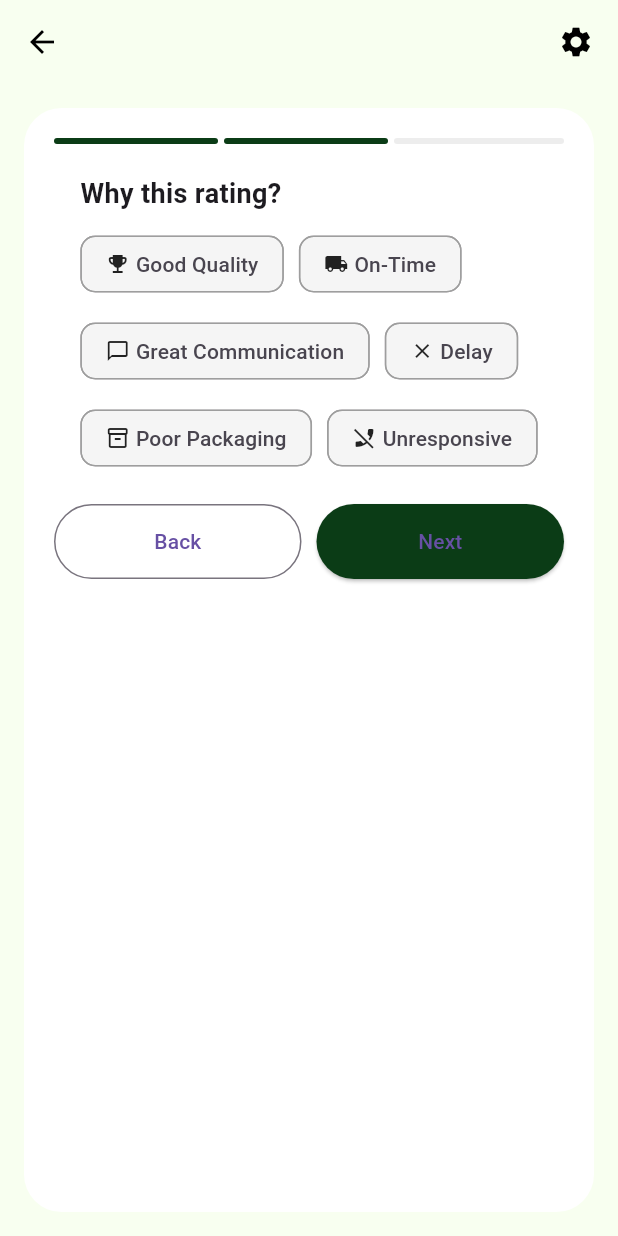
After one commit to TharinduMahesh/TFSMS_NextGenNerds, a Flutter app: the FeedbackPage screen opened by its route, after a tap on the "star border" icon, after a tap on "Next", on a phone screen of 412 x 824 dp. The commit adds this screen. Run offline on Flutter 3.47's test engine with Material 3 defaults, Android fonts, the phone set to English and light mode, and no system bars; our stand-ins replace flutter_form_builder.

Commit message:
feedback page

```diff
--- /dev/null
+++ b/tfsms_app_frontend/lib/pages/feedback_page.dart
@@ -0,0 +1,238 @@
+import 'package:flutter/material.dart';
+
+class FeedbackPage extends StatefulWidget {
+  const FeedbackPage({super.key});
+
+  @override
+  State<FeedbackPage> createState() => _FeedbackPageState();
+}
+
+class _FeedbackPageState extends State<FeedbackPage> {
+  int _currentStep = 0;
+
+  double _rating = 0;
+  final List<String> _selectedTags = [];
+  final TextEditingController _commentController = TextEditingController();
+
+  final List<_Tag> _tags = const [
+    _Tag(icon: Icons.emoji_events, label: 'Good Quality'),
+    _Tag(icon: Icons.local_shipping, label: 'On-Time'),
+    _Tag(icon: Icons.chat_bubble_outline, label: 'Great Communication'),
+    _Tag(icon: Icons.clear, label: 'Delay'),
+    _Tag(icon: Icons.inventory_2_outlined, label: 'Poor Packaging'),
+    _Tag(icon: Icons.phone_disabled, label: 'Unresponsive'),
+  ];
+
+  void _toggleTag(String tag) {
+    setState(() {
+      _selectedTags.contains(tag)
+          ? _selectedTags.remove(tag)
+          : _selectedTags.add(tag);
+    });
+  }
+
+  void _nextStep() {
+    if (_currentStep < 2) {
+      setState(() {
+        _currentStep++;
+      });
+    } else {
+      _submitFeedback();
+    }
+  }
+
+  void _prevStep() {
+    if (_currentStep > 0) {
+      setState(() {
+        _currentStep--;
+      });
+    }
+  }
+
+  void _submitFeedback() {
+    final feedback = {
+      'rating': _rating,
+      'tags': _selectedTags,
+      'comment': _commentController.text,
+    };
+
+    print('Submitted Feedback: $feedback');
+
+    // Navigate to home page (root of stack)
+    Navigator.popUntil(context, (route) => route.isFirst);
+  }
+
+  @override
+  Widget build(BuildContext context) {
+    return Scaffold(
+      backgroundColor: const Color(0xFFF8FFF0),
+      appBar: AppBar(
+        backgroundColor: Colors.transparent,
+        elevation: 0,
+        leading: const BackButton(color: Colors.black),
+        actions: const [
+          Padding(
+            padding: EdgeInsets.only(right: 16),
+            child: Icon(Icons.settings, color: Colors.black),
+          ),
+        ],
+      ),
+      body: Center(
+        child: Container(
+          margin: const EdgeInsets.all(16),
+          padding: const EdgeInsets.all(20),
+          decoration: BoxDecoration(
+            color: Colors.white,
+            borderRadius: BorderRadius.circular(25),
+          ),
+          child: Column(
+            children: [
+              _buildStepperHeader(),
+              const SizedBox(height: 20),
+              if (_currentStep == 0) _buildRatingStep(),
+              if (_currentStep == 1) _buildTagStep(),
+              if (_currentStep == 2) _buildCommentStep(),
+              const SizedBox(height: 20),
+              Row(
+                children: [
+                  if (_currentStep > 0)
+                    Expanded(
+                      child: OutlinedButton(
+                        onPressed: _prevStep,
+                        style: OutlinedButton.styleFrom(
+                          minimumSize: const Size.fromHeight(50),
+                          shape: RoundedRectangleBorder(borderRadius: BorderRadius.circular(30)),
+                        ),
+                        child: const Text('Back'),
+                      ),
+                    ),
+                  if (_currentStep > 0) const SizedBox(width: 10),
+                  Expanded(
+                    child: ElevatedButton(
+                      onPressed: _nextStep,
+                      style: ElevatedButton.styleFrom(
+                        backgroundColor: const Color(0xFF0B3C16),
+                        minimumSize: const Size.fromHeight(50),
+                        shape: RoundedRectangleBorder(borderRadius: BorderRadius.circular(30)),
+                      ),
+                      child: Text(_currentStep < 2 ? 'Next' : 'Submit Feedback'),
+                    ),
+                  ),
+                ],
+              ),
+            ],
+          ),
+        ),
+      ),
+    );
+  }
+
+  Widget _buildRatingStep() {
+    return Column(
+      children: [
+        const Text(
+          'Rate Your Experience',
+          style: TextStyle(fontSize: 22, fontWeight: FontWeight.bold),
+        ),
+        const SizedBox(height: 20),
+        Row(
+          mainAxisAlignment: MainAxisAlignment.center,
+          children: List.generate(5, (i) {
+            return IconButton(
+              icon: Icon(
+                i < _rating ? Icons.star : Icons.star_border,
+                color: Colors.amber,
+                size: 32,
+              ),
+              onPressed: () => setState(() => _rating = i + 1),
+            );
+          }),
+        ),
+      ],
+    );
+  }
+
+  Widget _buildTagStep() {
+    return Column(
+      crossAxisAlignment: CrossAxisAlignment.start,
+      children: [
+        const Text(
+          'Why this rating?',
+          style: TextStyle(fontSize: 18, fontWeight: FontWeight.bold),
+        ),
+        const SizedBox(height: 10),
+        Wrap(
+          spacing: 10,
+          runSpacing: 10,
+          children: _tags.map((tag) {
+            final selected = _selectedTags.contains(tag.label);
+            return ChoiceChip(
+              label: Row(
+                mainAxisSize: MainAxisSize.min,
+                children: [
+                  Icon(tag.icon, size: 16),
+                  const SizedBox(width: 4),
+                  Text(tag.label),
+                ],
+              ),
+              selected: selected,
+              onSelected: (_) => _toggleTag(tag.label),
+              selectedColor: Colors.green.shade100,
+              backgroundColor: Colors.grey.shade100,
+              shape: RoundedRectangleBorder(
+                borderRadius: BorderRadius.circular(10),
+                side: BorderSide(color: selected ? Colors.green : Colors.grey),
+              ),
+            );
+          }).toList(),
+        ),
+      ],
+    );
+  }
+
+  Widget _buildCommentStep() {
+    return Column(
+      crossAxisAlignment: CrossAxisAlignment.start,
+      children: [
+        const Text('Add comments (optional)...'),
+        const SizedBox(height: 8),
+        TextField(
+          controller: _commentController,
+          maxLines: 4,
+          decoration: InputDecoration(
+            hintText: '...',
+            border: OutlineInputBorder(
+              borderRadius: BorderRadius.circular(12),
+            ),
+            filled: true,
+            fillColor: const Color(0xFFF8F8F8),
+          ),
+        ),
+      ],
+    );
+  }
+
+  Widget _buildStepperHeader() {
+    return Row(
+      children: List.generate(3, (index) {
+        return Expanded(
+          child: Container(
+            height: 4,
+            margin: EdgeInsets.only(right: index < 2 ? 4 : 0),
+            decoration: BoxDecoration(
+              color: index <= _currentStep ? const Color(0xFF0B3C16) : const Color(0xFFEDEDED),
+              borderRadius: BorderRadius.circular(10),
+            ),
+          ),
+        );
+      }),
+    );
+  }
+}
+
+class _Tag {
+  final IconData icon;
+  final String label;
+
+  const _Tag({required this.icon, required this.label});
+}
```
Also changed, not shown: tfsms_app_frontend/lib/main.dart (+7 -3 lines), tfsms_app_frontend/lib/pages/harvest_screen.dart (+7 -0 lines), tfsms_app_frontend/lib/pages/order_details_page.dart (+62 -21 lines).
